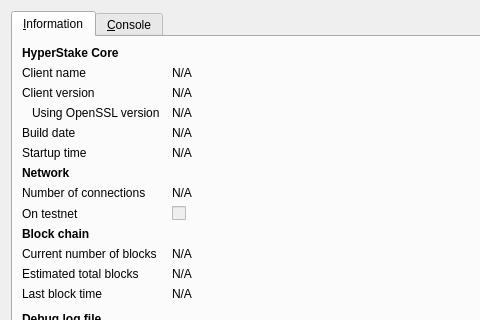
Old version of the form src/qt/forms/rpcconsole.ui in the repository eatthetree3/Crypton; both pictures show x 0 to 480 and y 0 to 320 of the 740 by 450 pixel window.
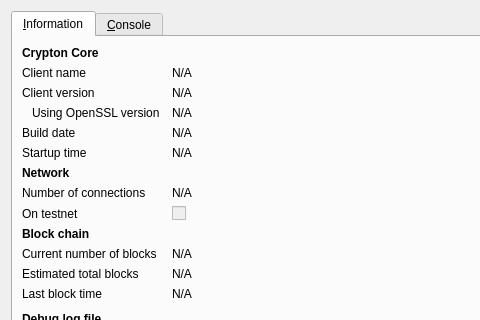
New version of the form. Icons and pictures are not drawn.

The edit to the form file:
```diff
--- a/src/qt/forms/rpcconsole.ui
+++ b/src/qt/forms/rpcconsole.ui
@@ -36,7 +36,7 @@
           </font>
          </property>
          <property name="text">
-          <string>HyperStake Core</string>
+          <string>Crypton Core</string>
          </property>
         </widget>
        </item>
```
Left out of the diff: 6 changed lines with no effect on the pictures.
